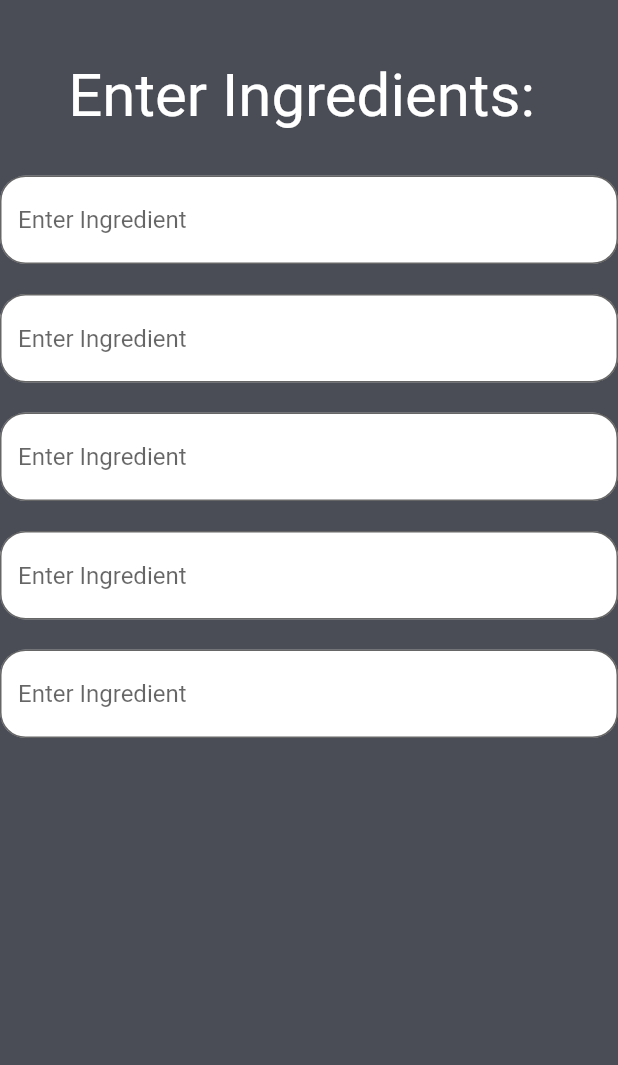
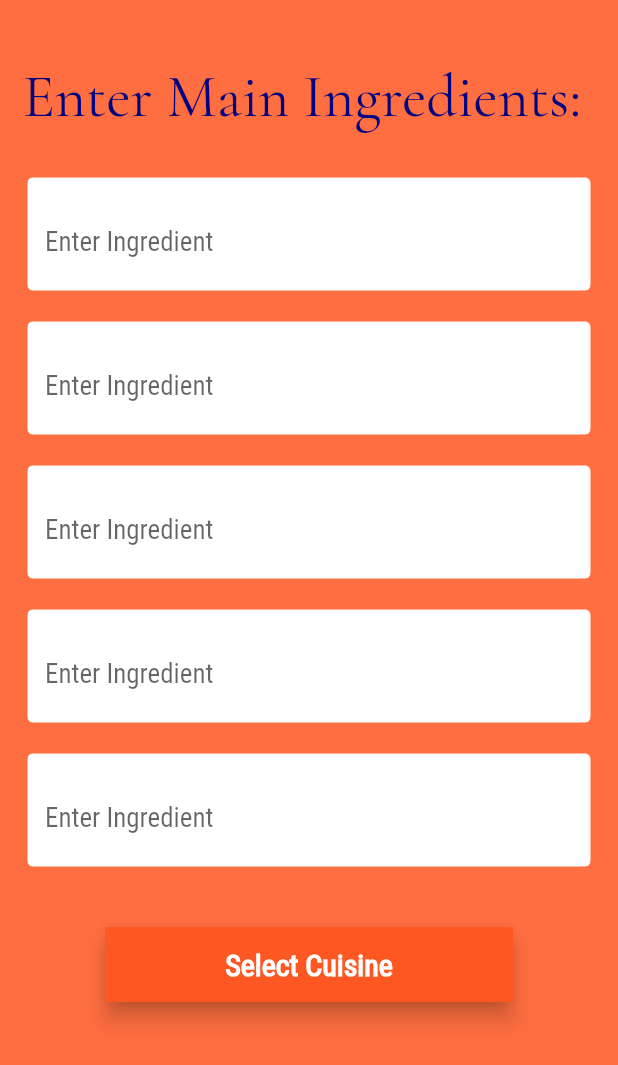
Before and after one commit to Saaketh-J/RecipesOnUs, a Flutter app: the screen it shows after launch, on a phone screen of 412 x 824 dp. Shown: the top 1065 px of the screen. Run offline on Flutter 3.47's test engine with Material 2 defaults, Android fonts, the phone set to English and light mode, and no system bars; Roboto replaces fonts that are missing (Garamond).

Commit message:
Ingredients Screen
Finished the ingredients screen

```diff
--- a/recipes/lib/app_screens/ingredients_select.dart
+++ b/recipes/lib/app_screens/ingredients_select.dart
@@ -1,18 +1,27 @@
 import 'package:flutter/material.dart';
+
+List<String> ingredientsList = List(0);
 
 class ingredients extends StatelessWidget {
   @override
   Widget build(BuildContext context) {
     return Scaffold(
+        resizeToAvoidBottomPadding: false,
         body: Container(
-          color: Color(0xff4A4C56),
+          color: Colors.deepOrangeAccent,
           alignment: Alignment.center,
-      child: Column(children: <Widget>[
-        Container(
-          margin:EdgeInsets.only(top: 40.0),
+          child: ListView(children: <Widget>[
+            Center(
+              child: Container(
+                margin: EdgeInsets.only(top: 40.0),
                 child: Text(
-            "Enter Ingredients: ",
-            style:TextStyle(fontSize: 40.0, color: Colors.white),
+                  "Enter Main Ingredients: ",
+                  style: TextStyle(
+                      fontSize: 40.0,
+                      color: Color(0xff000080),
+                      fontFamily: 'CormorantGaramond',
+                      fontWeight: FontWeight.w500),
+                ),
               ),
             ),
             Container(
@@ -33,6 +42,9 @@ class ingredients extends StatelessWidget {
             Container(
               child: TextBoxes(),
             ),
+            Container(
+              child: NextScreen(),
+            )
           ]),
         ));
   }
@@ -52,23 +64,55 @@ class _TextBoxesState extends State<TextBoxes> {
   Widget build(BuildContext context) {
     return Center(
       child: Container(
+        margin: EdgeInsets.only(bottom: 20.0, right: 18.0, left: 18.0),
         child: TextField(
+            style: TextStyle(
+              height: 2.0,
+              fontSize: 18.0,
+            ),
             decoration: InputDecoration(
                 hintText: 'Enter Ingredient',
                 filled: true,
                 fillColor: Colors.white,
+                enabledBorder: const OutlineInputBorder(
+                  borderSide: const BorderSide(
+                      color: Colors.deepOrangeAccent, width: 0.0),
+                ),
                 border: OutlineInputBorder(
-                  borderRadius: BorderRadius.circular(17.0),
-
+                    //borderRadius: BorderRadius.circular(27.0),
+                    //borderSide: BorderSide(color: Colors.deepOrangeAccent, width: 0.0),
                     )),
-
             onSubmitted: (var userInput) {
               setState(() {
                 textBox = userInput;
               });
+              ingredientsList.add(userInput);
             }),
-        padding: EdgeInsets.only(bottom: 20.0),
       ),
     );
   }
 }
+
+class NextScreen extends StatelessWidget {
+  @override
+  Widget build(BuildContext context) {
+    return Container(
+        margin: EdgeInsets.only(top: 20.0, right: 70.0, left: 70.0),
+        height: 50.0,
+        child: RaisedButton(
+            color: Colors.deepOrange,
+            child: Text(
+              "Select Cuisine",
+              style: TextStyle(
+                fontSize: 20.0,
+                color: Colors.white,
+                fontFamily: 'Garamond',
+                fontWeight: FontWeight.w600,
+              ),
+            ),
+            elevation: 6.0,
+            onPressed: () {
+              //TODO
+            }));
+  }
+}
```
Also changed, not shown: recipes/lib/main.dart (+31 -1 lines), recipes/pubspec.yaml (+15 -15 lines), recipes/fonts/Garamond/CormorantGaramond-Bold.ttf (added), recipes/fonts/Garamond/CormorantGaramond-BoldItalic.ttf (added), recipes/fonts/Garamond/CormorantGaramond-Italic.ttf (added), recipes/fonts/Garamond/CormorantGaramond-Light.ttf (added), recipes/fonts/Garamond/CormorantGaramond-LightItalic.ttf (added), recipes/fonts/Garamond/CormorantGaramond-Medium.ttf (added), recipes/fonts/Garamond/CormorantGaramond-MediumItalic.ttf (added), recipes/fonts/Garamond/CormorantGaramond-Regular.ttf (added), recipes/fonts/Garamond/CormorantGaramond-SemiBold.ttf (added), recipes/fonts/Garamond/CormorantGaramond-SemiBoldItalic.ttf (added), recipes/fonts/RobotoCondensed-Regular.ttf (added), recipes/images/chocolate.jpg (added), 1 other file. Lines whose indentation alone changed are shown as unchanged.
